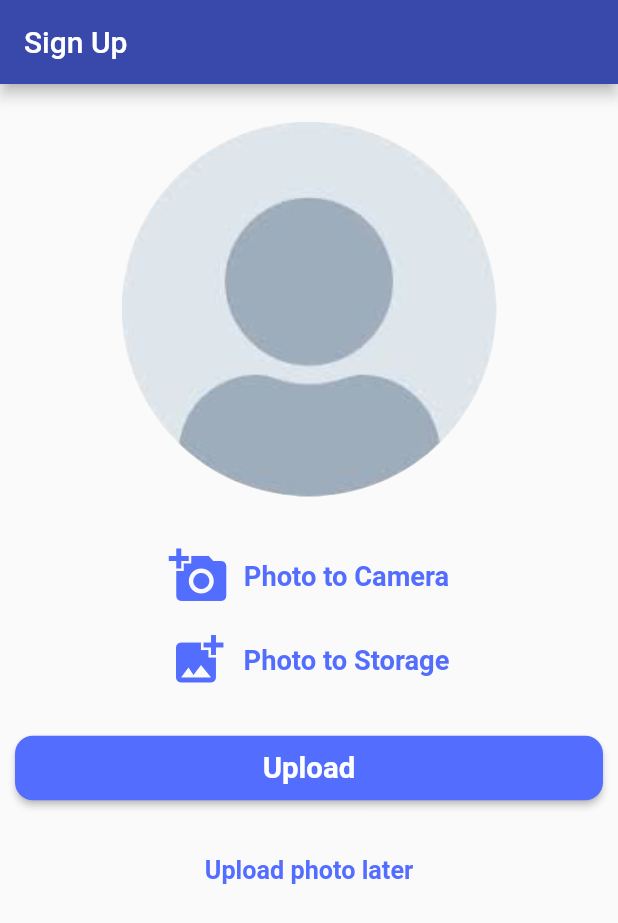
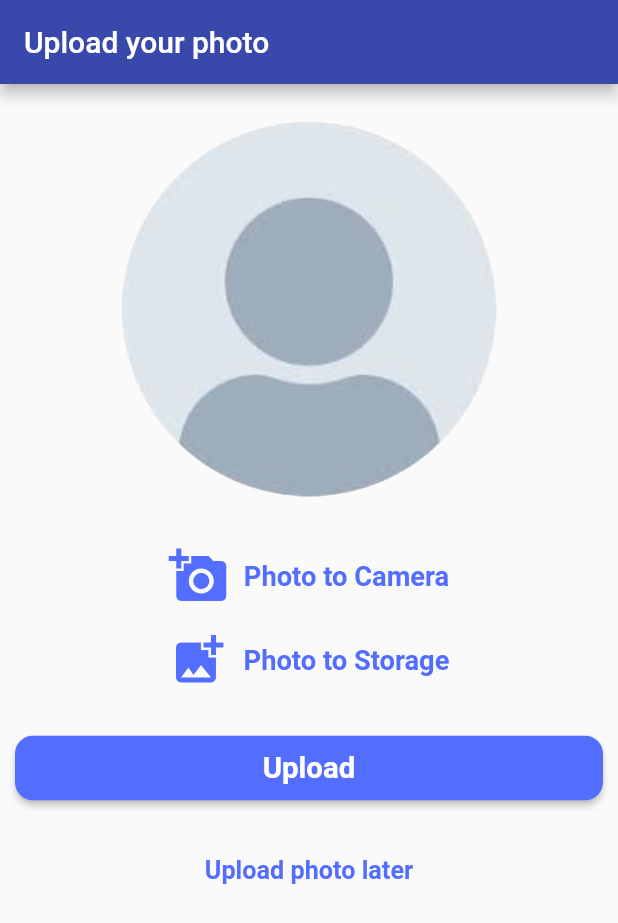
Before and after one commit to Uhmopt/hasher-flutter, a Flutter app: the SignupAvatar screen opened directly, on a phone screen of 412 x 824 dp. Shown: the top 923 px of the screen. Run offline on Flutter 3.47's test engine with Material 2 defaults, Android fonts, the phone set to English and light mode, and no system bars; drawn by our look-alikes of flutter_smart_dialog; our stand-ins replace image_picker, shared_preferences; accounts and stored records are empty; key blocks and very long unbroken strings in the code were emptied for the run.

Commit message:
[Fix] upload photo title

```diff
--- a/lib/screens/auth/signUpAvatar.dart
+++ b/lib/screens/auth/signUpAvatar.dart
@@ -13,7 +13,7 @@ import 'package:hasher/screens/home/home.dart';
 import 'package:image_picker/image_picker.dart';
 import 'package:shared_preferences/shared_preferences.dart';
 
-const String page_title = 'Sign Up';
+const String page_title = 'Upload your photo';
 
 class SignupAvatar extends StatefulWidget {
   SignupAvatar({Key? key}) : super(key: key);
```
Also changed, not shown: lib/layouts/drawer.dart (+13 -6 lines).
